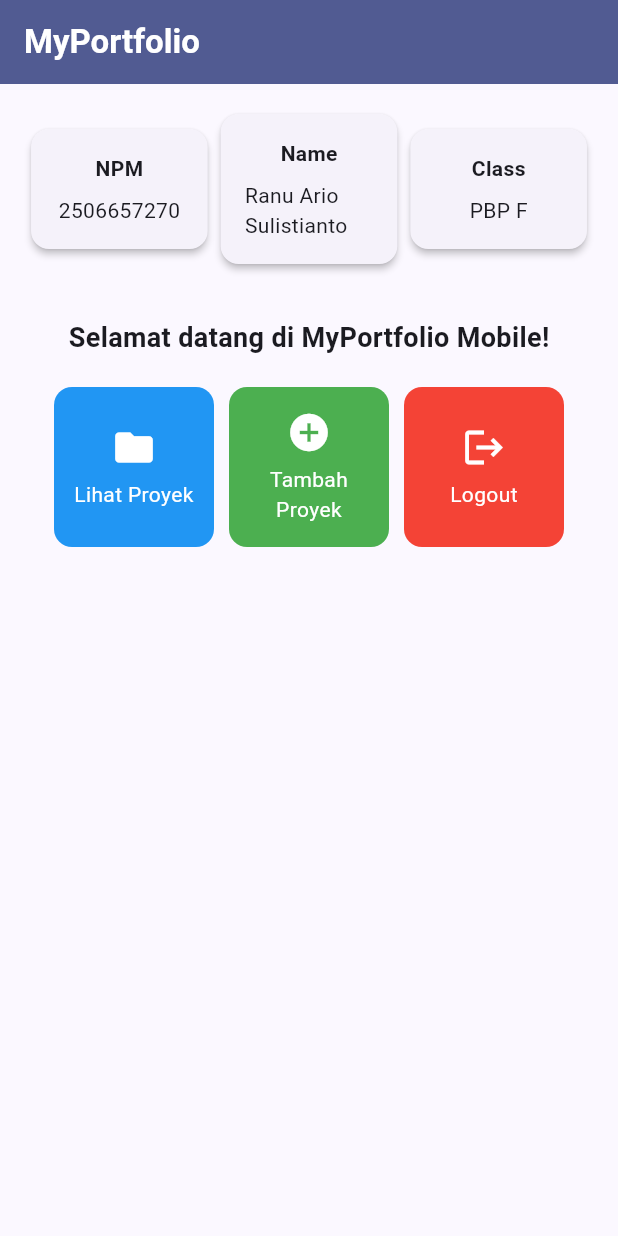
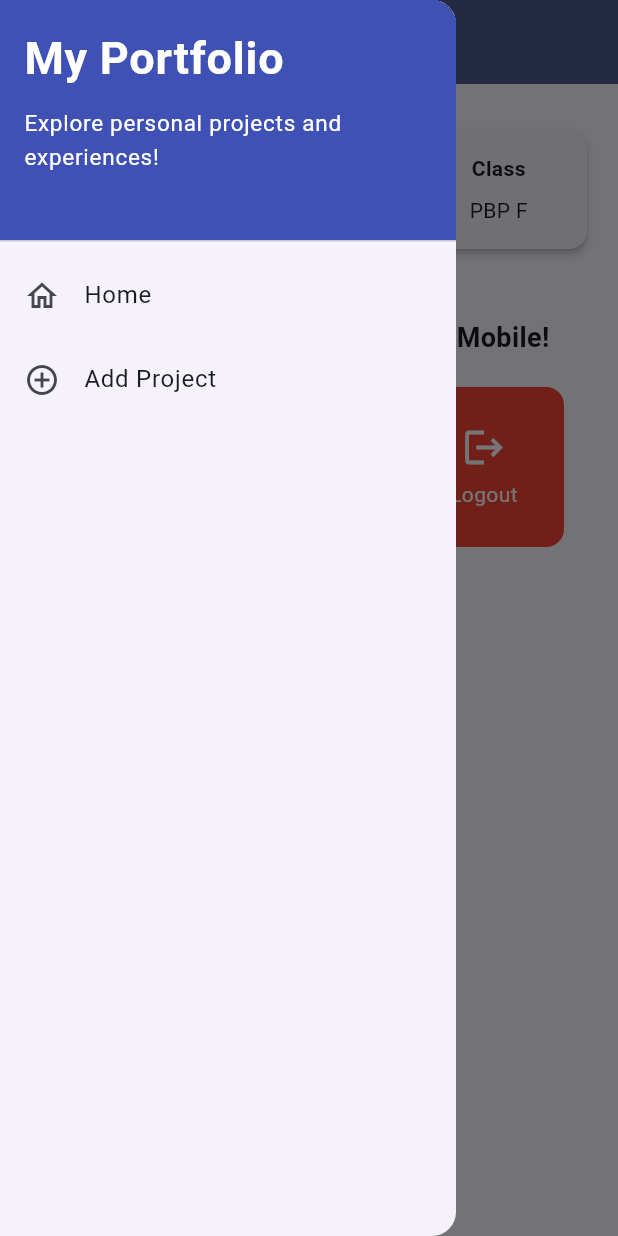
Before and after one commit to Ranario13/myportofolio_mobile, a Flutter app: the screen it shows after launch, with the side drawer open (before the commit the screen has no drawer), on a phone screen of 412 x 824 dp. Run offline on Flutter 3.47's test engine with Material 3 defaults, Android fonts, the phone set to English and light mode, and no system bars.

Commit message:
Tutorial 09: Flutter Navigation, Layouts, Forms, and Input Elements

```diff
--- a/lib/main.dart
+++ b/lib/main.dart
@@ -1,5 +1,5 @@
 import 'package:flutter/material.dart';
-import 'package:myportofolio_mobile/menu.dart';
+import 'package:myportofolio_mobile/screens/menu.dart';
 
 void main() {
   runApp(const MyApp());
--- a/lib/menu.dart
+++ b/lib/screens/menu.dart
@@ -1,4 +1,6 @@
 import 'package:flutter/material.dart';
+import 'package:myportofolio_mobile/widgets/left_drawer.dart';
+import 'package:myportofolio_mobile/widgets/project_card.dart';
 
 class MyHomePage extends StatelessWidget {
   const MyHomePage({super.key});
@@ -21,10 +23,15 @@ class MyHomePage extends StatelessWidget {
       appBar: AppBar(
         title: const Text(
           'MyPortfolio',
-          style: TextStyle(color: Colors.white, fontWeight: FontWeight.bold),
+          style: TextStyle(
+            color: Colors.white,
+            fontWeight: FontWeight.bold,
+          ),
         ),
         backgroundColor: Theme.of(context).colorScheme.primary,
+        iconTheme: const IconThemeData(color: Colors.white),
       ),
+      drawer: const LeftDrawer(),
       // Body halaman utama dengan padding di sekelilingnya.
       body: Padding(
         padding: const EdgeInsets.all(16.0),
@@ -109,56 +116,3 @@ class InfoCard extends StatelessWidget {
     );
   }
 }
-
-class ItemHomepage {
-  final String name;
-  final IconData icon;
-  final Color color;
-
-  const ItemHomepage(this.name, this.icon, this.color);
-}
-
-class ItemCard extends StatelessWidget {
-  final ItemHomepage item;
-
-  const ItemCard(this.item, {super.key});
-
-  @override
-  Widget build(BuildContext context) {
-    return Material(
-      // Menggunakan warna khusus yang ditentukan oleh setiap item.
-      color: item.color,
-      borderRadius: BorderRadius.circular(12),
-      child: InkWell(
-        // Aksi ketika kartu ditekan oleh pengguna.
-        onTap: () {
-          // Menampilkan SnackBar dengan pesan interaktif.
-          ScaffoldMessenger.of(context)
-            ..hideCurrentSnackBar()
-            ..showSnackBar(
-              SnackBar(
-                content: Text("Kamu telah menekan tombol ${item.name}!"),
-              ),
-            );
-        },
-        child: Container(
-          padding: const EdgeInsets.all(8),
-          child: Center(
-            child: Column(
-              mainAxisAlignment: MainAxisAlignment.center,
-              children: [
-                Icon(item.icon, color: Colors.white, size: 30.0),
-                const Padding(padding: EdgeInsets.all(3)),
-                Text(
-                  item.name,
-                  textAlign: TextAlign.center,
-                  style: const TextStyle(color: Colors.white),
-                ),
-              ],
-            ),
-          ),
-        ),
-      ),
-    );
-  }
-}
--- /dev/null
+++ b/lib/widgets/left_drawer.dart
@@ -0,0 +1,67 @@
+import 'package:flutter/material.dart';
+import 'package:myportofolio_mobile/screens/menu.dart';
+import 'package:myportofolio_mobile/screens/project_form.dart';
+
+class LeftDrawer extends StatelessWidget {
+  const LeftDrawer({super.key});
+
+  @override
+  Widget build(BuildContext context) {
+    return Drawer(
+      child: ListView(
+        children: [
+          const DrawerHeader(
+            decoration: BoxDecoration(
+              color: Colors.indigo,
+            ),
+            child: Column(
+              crossAxisAlignment: CrossAxisAlignment.start,
+              children: [
+                Text(
+                  'My Portfolio',
+                  style: TextStyle(
+                    fontSize: 30,
+                    fontWeight: FontWeight.bold,
+                    color: Colors.white,
+                  ),
+                ),
+                SizedBox(height: 10),
+                Text(
+                  'Explore personal projects and experiences!',
+                  style: TextStyle(
+                    fontSize: 15,
+                    color: Colors.white,
+                  ),
+                ),
+              ],
+            ),
+          ),
+          ListTile(
+            leading: const Icon(Icons.home_outlined),
+            title: const Text('Home'),
+            onTap: () {
+              Navigator.pushReplacement(
+                context,
+                MaterialPageRoute(
+                  builder: (context) => const MyHomePage(),
+                ),
+              );
+            },
+          ),
+          ListTile(
+            leading: const Icon(Icons.add_circle_outline),
+            title: const Text('Add Project'),
+            onTap: () {
+              Navigator.push(
+                context,
+                MaterialPageRoute(
+                  builder: (context) => const ProjectFormPage(),
+                ),
+              );
+            },
+          ),
+        ],
+      ),
+    );
+  }
+}
--- /dev/null
+++ b/lib/widgets/project_card.dart
@@ -0,0 +1,64 @@
+import 'package:flutter/material.dart';
+import 'package:myportofolio_mobile/screens/project_form.dart';
+
+class ItemHomepage {
+  final String name;
+  final IconData icon;
+  final Color color;
+
+  const ItemHomepage(this.name, this.icon, this.color);
+}
+
+class ItemCard extends StatelessWidget {
+  final ItemHomepage item;
+
+  const ItemCard(this.item, {super.key});
+
+  @override
+  Widget build(BuildContext context) {
+    return Material(
+      // Menggunakan warna khusus yang ditentukan oleh setiap item.
+      color: item.color,
+      borderRadius: BorderRadius.circular(12),
+      child: InkWell(
+        // Aksi ketika kartu ditekan oleh pengguna.
+        onTap: () {
+          // Menampilkan SnackBar dengan pesan interaktif.
+          ScaffoldMessenger.of(context)
+            ..hideCurrentSnackBar()
+            ..showSnackBar(
+              SnackBar(
+                content: Text("Kamu telah menekan tombol ${item.name}!"),
+              ),
+            );
+            // Navigate ke halaman yang sesuai
+          if (item.name == 'Tambah Proyek') {
+            Navigator.push(
+              context,
+              MaterialPageRoute(
+                builder: (context) => const ProjectFormPage(),
+              ),
+            );
+          }
+        },
+        child: Container(
+          padding: const EdgeInsets.all(8),
+          child: Center(
+            child: Column(
+              mainAxisAlignment: MainAxisAlignment.center,
+              children: [
+                Icon(item.icon, color: Colors.white, size: 30.0),
+                const Padding(padding: EdgeInsets.all(3)),
+                Text(
+                  item.name,
+                  textAlign: TextAlign.center,
+                  style: const TextStyle(color: Colors.white),
+                ),
+              ],
+            ),
+          ),
+        ),
+      ),
+    );
+  }
+}
```
Also changed, not shown: lib/screens/project_form.dart (added, +197 -0 lines).
